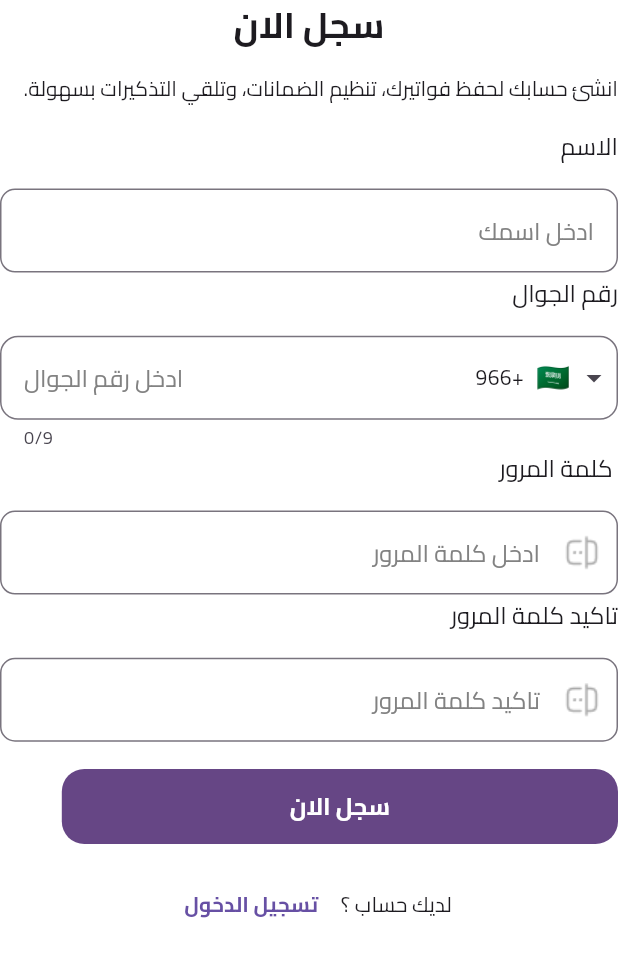
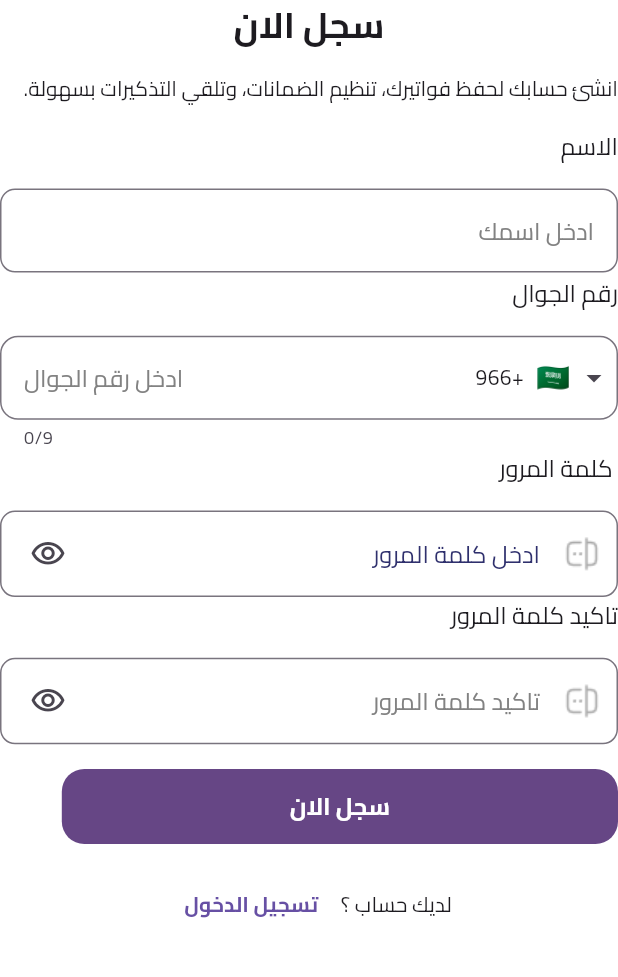
Before and after one commit to MohamedHussein21/ehfaz_damank, a Flutter app: the RegisterScreen screen opened directly, on a phone screen of 412 x 824 dp, the part 185-1162 px from its top. Run offline on Flutter 3.47's test engine with Material 3 defaults, Android fonts, the phone set to English and light mode, and no system bars; drawn by our look-alikes of intl_phone_field; our stand-ins replace bloc, buildcondition, dartz, dio, easy_localization, equatable and 14 more; missing offline and left inert: qr_code_scanner_plus; accounts and stored records are empty; network calls fail.

Commit message:
edit on bourding notes

```diff
--- a/lib/features/login/presentation/cubit/login_state.dart
+++ b/lib/features/login/presentation/cubit/login_state.dart
@@ -125,3 +125,9 @@ class SendVerifyForgetPasswordEmailError extends LoginState {
   final String message;
   const SendVerifyForgetPasswordEmailError(this.message);
 }
+
+class ChangePasswordVisibilityState extends LoginState {
+  const ChangePasswordVisibilityState();
+  @override
+  List<Object> get props => [];
+}
--- a/lib/features/login/presentation/widgets/defaultFormField.dart
+++ b/lib/features/login/presentation/widgets/defaultFormField.dart
@@ -12,7 +12,7 @@ class DefaultTextForm extends StatelessWidget {
   final String hint;
   final TextStyle? hintStyle;
   final Widget? prefix;
-  final IconData? suffix;
+  final Widget? suffix;
   final VoidCallback? suffixPressed;
   bool isClickable = true;
   final Iterable<String>? aoutofillHints;
@@ -56,9 +56,7 @@ class DefaultTextForm extends StatelessWidget {
           suffixIcon: suffix != null
               ? IconButton(
                   onPressed: suffixPressed,
-                  icon: Icon(
-                    suffix,
-                  ),
+                  icon: suffix!,
                 )
               : null,
           border: OutlineInputBorder(borderRadius: BorderRadius.circular(10)),
--- a/lib/features/login/presentation/widgets/forget_pass_email.dart
+++ b/lib/features/login/presentation/widgets/forget_pass_email.dart
@@ -78,7 +78,7 @@ class _ForgetPassEmailState extends State<ForgetPassEmail> with Validations {
                         ),
                         Center(
                           child: Text(
-                            "Enter Your phone".tr(),
+                            "Enter Phone Number".tr(),
                             style: Theme.of(context)
                                 .textTheme
                                 .headlineLarge
@@ -101,7 +101,7 @@ class _ForgetPassEmailState extends State<ForgetPassEmail> with Validations {
                               Row(
                                 children: [
                                   Text(
-                                    'phone'.tr(),
+                                    "Phone Number".tr(),
                                     style:
                                         Theme.of(context).textTheme.bodyMedium,
                                   ),
--- a/lib/features/register/presentation/cubit/register_screen_cubit.dart
+++ b/lib/features/register/presentation/cubit/register_screen_cubit.dart
@@ -4,6 +4,7 @@ import 'package:ahfaz_damanak/features/register/data/models/register_model.dart'
 import 'package:ahfaz_damanak/features/register/data/repositories/register_repo.dart';
 import 'package:ahfaz_damanak/features/register/domain/usecases/register_usecase.dart';
 import 'package:equatable/equatable.dart';
+import 'package:flutter/material.dart';
 import 'package:flutter_bloc/flutter_bloc.dart';
 
 import '../../../login/data/models/verify_model.dart';
@@ -78,4 +79,25 @@ class RegisterCubit extends Cubit<RegisterState> {
     });
     log('RegisterCubit: userVerify: $verifyResponse');
   }
+
+  bool isShowPass = false;
+  bool isShowConfirmPass = false;
+
+  IconData suffix = Icons.visibility_outlined;
+  IconData suffixConfirm = Icons.visibility_outlined;
+
+  void changePassVisibility() {
+    isShowPass = !isShowPass;
+    suffix =
+        isShowPass ? Icons.visibility_off_outlined : Icons.visibility_outlined;
+    emit(ChangePasswordVisibilityState());
+  }
+
+  void changeConfirmPassVisibility() {
+    isShowConfirmPass = !isShowConfirmPass;
+    suffixConfirm = isShowConfirmPass
+        ? Icons.visibility_off_outlined
+        : Icons.visibility_outlined;
+    emit(ChangePasswordVisibilityState());
+  }
 }
--- a/lib/features/register/presentation/cubit/register_screen_state.dart
+++ b/lib/features/register/presentation/cubit/register_screen_state.dart
@@ -52,3 +52,5 @@ class RegisterScreenVerifyError extends RegisterState {
 }
 
 class RegisterScreenVerifyLoading extends RegisterState {}
+
+class ChangePasswordVisibilityState extends RegisterState {}
--- a/lib/features/register/presentation/pages/register_screen.dart
+++ b/lib/features/register/presentation/pages/register_screen.dart
@@ -152,13 +152,24 @@ class _RegisterScreenState extends State<RegisterScreen> with Validations {
                       ),
                       SizedBox(height: MediaQueryValue(context).heigh * 0.02),
                       DefaultTextForm(
+                        aoutofillHints: [AutofillHints.password],
                         controller: passwordController,
-                        isPassword: false,
-                        type: TextInputType.text,
+                        isPassword: cubit.isShowPass,
+                        type: TextInputType.visiblePassword,
                         validate: (value) => passwordValidation(value),
                         hint: 'Enter Password'.tr(),
-                        hintStyle: TextStyle(color: ColorManger.grayColor),
-                        prefix: Image(image: AssetImage(ImageAssets.password)),
+                        suffix: IconButton(
+                          onPressed: () {
+                            cubit.changePassVisibility();
+                            setState(() {});
+                          },
+                          icon: Icon(cubit.suffix),
+                        ),
+                        onSubmit: (value) {},
+                        hintStyle: TextStyle(color: ColorManger.darkColor),
+                        prefix: Image(
+                          image: AssetImage(ImageAssets.password),
+                        ),
                       ),
                       Text(
                         'Confirm Password'.tr(),
@@ -168,8 +179,15 @@ class _RegisterScreenState extends State<RegisterScreen> with Validations {
                       SizedBox(height: MediaQueryValue(context).heigh * 0.02),
                       DefaultTextForm(
                         controller: confirmPasswordController,
-                        isPassword: false,
+                        isPassword: cubit.isShowConfirmPass,
                         type: TextInputType.text,
+                        suffix: IconButton(
+                          onPressed: () {
+                            cubit.changeConfirmPassVisibility();
+                            setState(() {});
+                          },
+                          icon: Icon(cubit.suffixConfirm),
+                        ),
                         validate: (value) {
                           passwordValidation(value);
                           if (value != passwordController.text) {
```
Also changed, not shown: lib/features/login/presentation/cubit/login_cubit.dart (+22 -2 lines), lib/features/login/presentation/pages/login_screen.dart (+13 -2 lines), lib/features/login/presentation/widgets/forget_pass.dart (+23 -10 lines).
